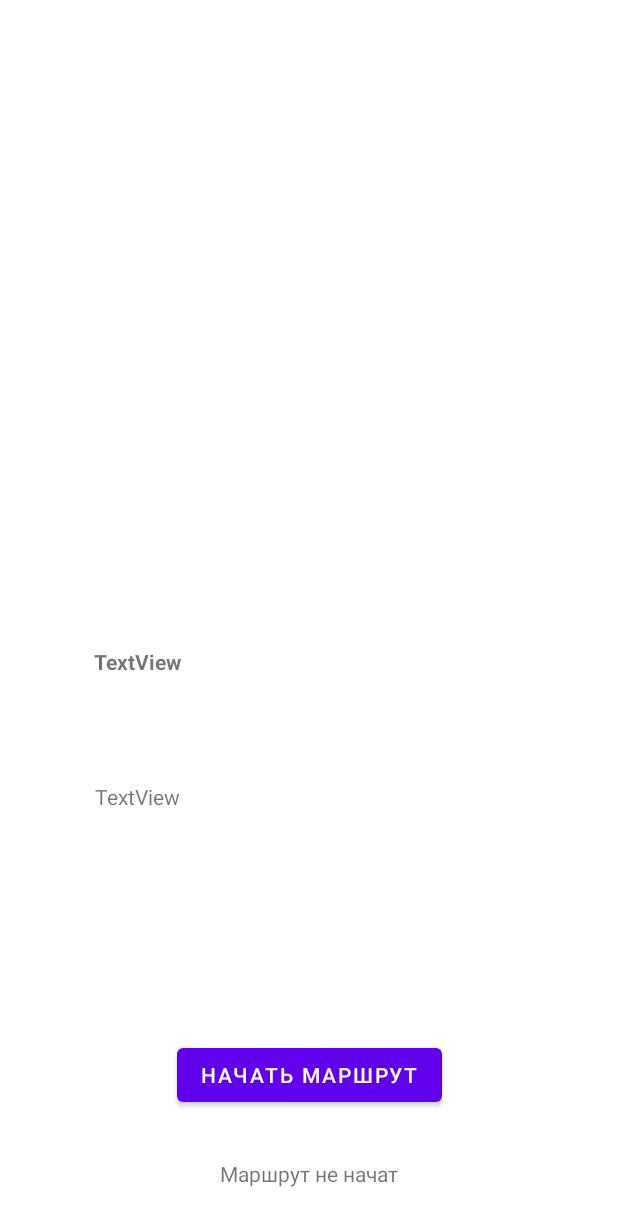
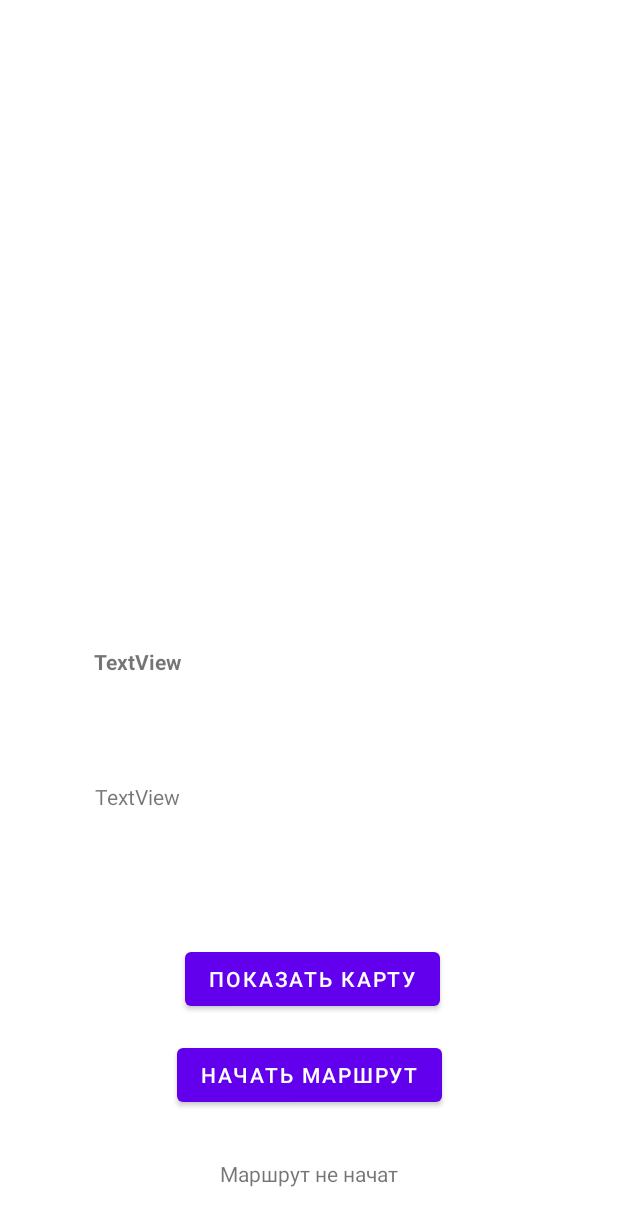
Before and after one commit to fedos3d/itmo_summer_practice, an Android app: the StartRouteActivity screen opened directly, with no data from a screen before it, on a phone screen of 412 x 824 dp. Shown: the top 1226 px of the screen. Run offline under Robolectric (Android 15) with nearby library versions, the phone set to English and light mode, and no system bars; our stand-ins replace Picasso, navigation-ui; pictures from the network do not load.

Commit message:
Added buton to StartRouteActivity

```diff
--- a/app/src/main/java/com/example/questapp/activity/StartRouteActivity.kt
+++ b/app/src/main/java/com/example/questapp/activity/StartRouteActivity.kt
@@ -28,6 +28,7 @@ class StartRouteActivity : AppCompatActivity() {
         myapp = applicationContext as MyCustomApplication
         val button: Button = findViewById(R.id.start_button)
         val status: TextView = findViewById(R.id.routeStatus)
+        val button_showMap: Button = findViewById(R.id.showMapButton)
         val route: Route? = getIntent().getParcelableExtra("ROUTE")
 
 
@@ -78,6 +79,13 @@ class StartRouteActivity : AppCompatActivity() {
                 Toast.makeText(this, "Другой квест уже запущен, сначала завершите тот квест", Toast.LENGTH_LONG).show()
             }
         }
+
+        button_showMap.setOnClickListener {
+                val intent = Intent(this, MapActivity::class.java).apply {
+                    putExtra("ROUTE", route)
+                }
+                startActivity(intent)
+        }
     }
 
     override fun onDestroy() {
--- a/app/src/main/res/layout/activity_start_route.xml
+++ b/app/src/main/res/layout/activity_start_route.xml
@@ -91,5 +91,17 @@
         app:layout_constraintHorizontal_bias="0.178"
         app:layout_constraintStart_toStartOf="parent" />
 
+    <Button
+        android:id="@+id/showMapButton"
+        android:layout_width="wrap_content"
+        android:layout_height="wrap_content"
+        android:text="Показать карту"
+        app:layout_constraintBottom_toTopOf="@+id/start_button"
+        app:layout_constraintEnd_toEndOf="parent"
+        app:layout_constraintHorizontal_bias="0.51"
+        app:layout_constraintStart_toStartOf="parent"
+        app:layout_constraintTop_toBottomOf="@+id/iv_picasso"
+        app:layout_constraintVertical_bias="0.944" />
+
 
 </androidx.constraintlayout.widget.ConstraintLayout>
```
